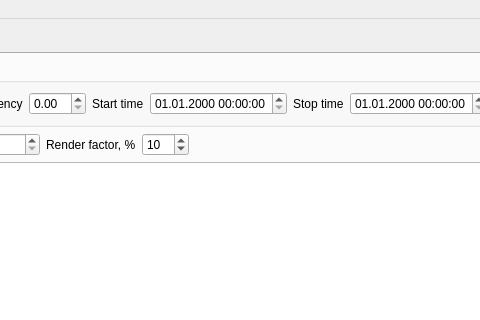
Above: seisviewer/gui/forms/ReviseViewerForm.ui from ArtCode-Kazan/SeisViewer before the change; both pictures show x 291 to 771 and y 0 to 320 of the 1359 by 855 pixel window. Below: the same form after it.
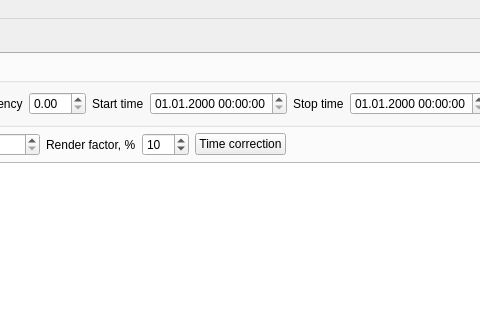
That is the form after the change. Custom widgets are drawn as their Qt base class.

Patch:
```diff
--- a/seisviewer/gui/forms/ReviseViewerForm.ui
+++ b/seisviewer/gui/forms/ReviseViewerForm.ui
@@ -236,6 +236,13 @@
             </property>
            </widget>
           </item>
+          <item>
+           <widget class="QPushButton" name="bTimeCorrection">
+            <property name="text">
+             <string>Time correction</string>
+            </property>
+           </widget>
+          </item>
           <item>
            <spacer name="horizontalSpacer_6">
             <property name="orientation">
```
Left out of the diff: 32 changed lines with no effect on the pictures.
